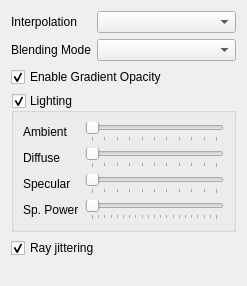
The window that tomviz/ModuleVolumeWidget.ui (OpenChemistry/tomviz) describes before a commit, drawn with Qt 5.
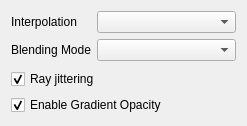
The same window after the commit.

Commit message: Using LightingParametersForm in ModuleVolume.

Diff of the .ui file:
```diff
--- a/tomviz/ModuleVolumeWidget.ui
+++ b/tomviz/ModuleVolumeWidget.ui
@@ -7,7 +7,7 @@
     <x>0</x>
     <y>0</y>
     <width>247</width>
-    <height>286</height>
+    <height>126</height>
    </rect>
   </property>
   <property name="windowTitle">
@@ -38,108 +38,6 @@
      </item>
     </layout>
    </item>
-   <item>
-    <widget class="QCheckBox" name="cbGradientOpac">
-     <property name="text">
-      <string>Enable Gradient Opacity</string>
-     </property>
-     <property name="checked">
-      <bool>true</bool>
-     </property>
-    </widget>
-   </item>
-   <item>
-    <widget class="QGroupBox" name="gbLighting">
-     <property name="title">
-      <string>Lighting</string>
-     </property>
-     <property name="checkable">
-      <bool>true</bool>
-     </property>
-     <layout class="QFormLayout" name="formLayout_2">
-      <item row="0" column="1">
-       <widget class="QSlider" name="sliAmbient">
-        <property name="maximum">
-         <number>100</number>
-        </property>
-        <property name="orientation">
-         <enum>Qt::Horizontal</enum>
-        </property>
-        <property name="tickPosition">
-         <enum>QSlider::TicksBelow</enum>
-        </property>
-       </widget>
-      </item>
-      <item row="1" column="1">
-       <widget class="QSlider" name="sliDiffuse">
-        <property name="maximum">
-         <number>100</number>
-        </property>
-        <property name="orientation">
-         <enum>Qt::Horizontal</enum>
-        </property>
-        <property name="tickPosition">
-         <enum>QSlider::TicksBelow</enum>
-        </property>
-       </widget>
-      </item>
-      <item row="2" column="1">
-       <widget class="QSlider" name="sliSpecular">
-        <property name="maximum">
-         <number>100</number>
-        </property>
-        <property name="orientation">
-         <enum>Qt::Horizontal</enum>
-        </property>
-        <property name="tickPosition">
-         <enum>QSlider::TicksBelow</enum>
-        </property>
-       </widget>
-      </item>
-      <item row="0" column="0">
-       <widget class="QLabel" name="label">
-        <property name="text">
-         <string>Ambient</string>
-        </property>
-       </widget>
-      </item>
-      <item row="1" column="0">
-       <widget class="QLabel" name="label_2">
-        <property name="text">
-         <string>Diffuse</string>
-        </property>
-       </widget>
-      </item>
-      <item row="2" column="0">
-       <widget class="QLabel" name="label_3">
-        <property name="text">
-         <string>Specular</string>
-        </property>
-       </widget>
-      </item>
-      <item row="3" column="0">
-       <widget class="QLabel" name="label_6">
-        <property name="text">
-         <string>Sp. Power</string>
-        </property>
-       </widget>
-      </item>
-      <item row="3" column="1">
-       <widget class="QSlider" name="sliSpecularPower">
-        <property name="maximum">
-         <number>200</number>
-        </property>
-        <property name="orientation">
-         <enum>Qt::Horizontal</enum>
-        </property>
-        <property name="tickPosition">
-         <enum>QSlider::TicksBelow</enum>
-        </property>
-       </widget>
-      </item>
-     </layout>
-    </widget>
-   </item>
    <item>
     <widget class="QCheckBox" name="cbJittering">
      <property name="text">
@@ -151,17 +49,14 @@
     </widget>
    </item>
    <item>
-    <spacer name="verticalSpacer">
-     <property name="orientation">
-      <enum>Qt::Vertical</enum>
+    <widget class="QCheckBox" name="cbGradientOpac">
+     <property name="text">
+      <string>Enable Gradient Opacity</string>
      </property>
-     <property name="sizeHint" stdset="0">
-      <size>
-       <width>20</width>
-       <height>40</height>
-      </size>
+     <property name="checked">
+      <bool>true</bool>
      </property>
-    </spacer>
+    </widget>
    </item>
   </layout>
  </widget>
```
The commit also changes 6 other files.
